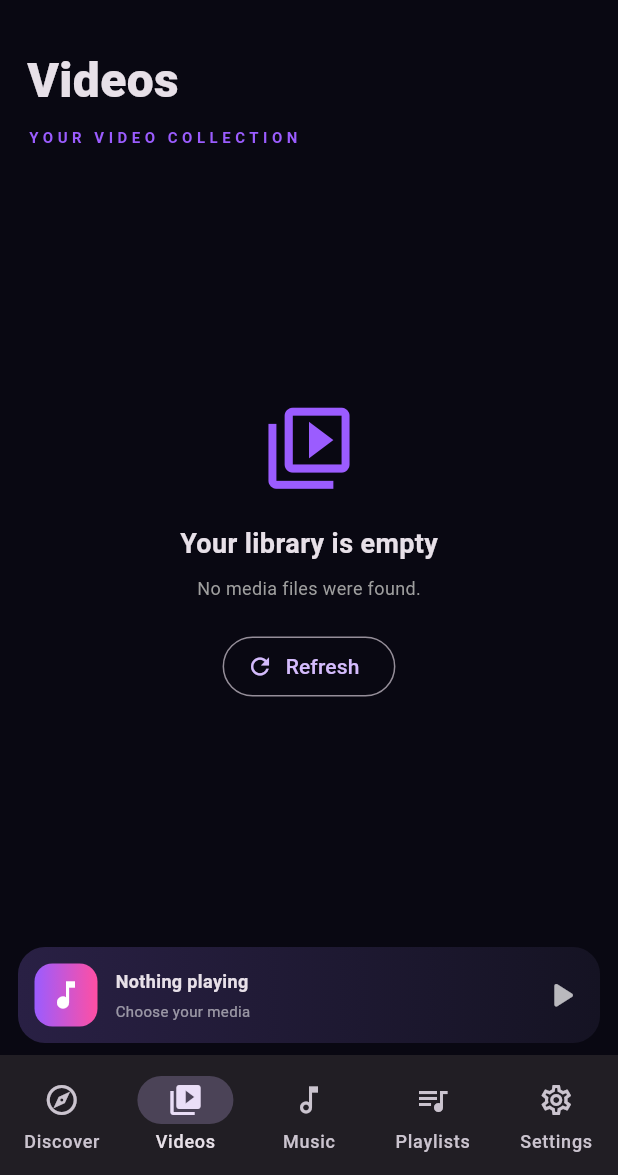
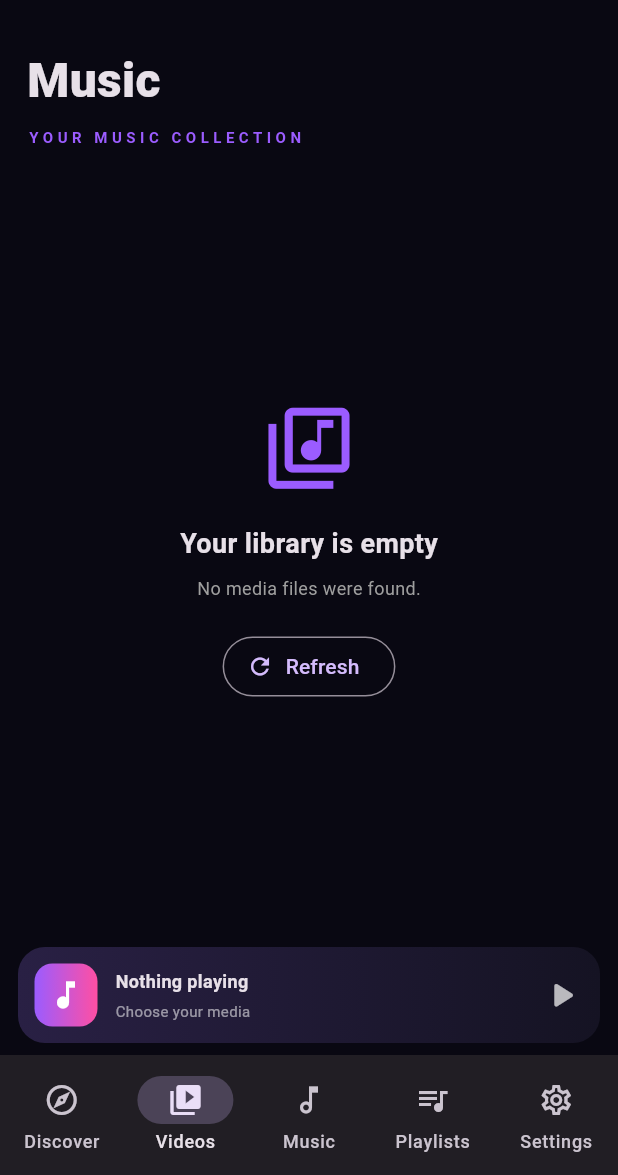
Before and after one commit to kevinonil/VortexPlayer, a Flutter app: the screen it shows after launch, item 2 of the bottom bar chosen, on a phone screen of 412 x 824 dp, the part 61-1236 px from its top. Run offline on Flutter 3.47's test engine with Material 3 defaults, Android fonts, the phone set to English and light mode, and no system bars; our stand-ins replace file_picker, video_player; missing offline and left inert: photo_manager.

Commit message:
Update main.dart

```diff
--- a/lib/main.dart
+++ b/lib/main.dart
@@ -87,9 +87,8 @@ class _MainScreenState extends State<MainScreen> {
 
   @override
   Widget build(BuildContext context) {
-    final pages = [
+        final pages = [
       HomePage(onThemeChanged: widget.onThemeChanged),
-      MediaPage(type: 'Videos'),
       MediaPage(type: 'Music'),
       PlaylistPage(),
       SettingsPage(
```
